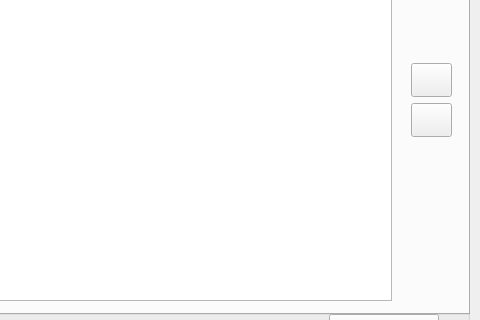
Above: buttermanager/ui/MainWindow.ui from egara/buttermanager before the change; both pictures show x 320 to 800 and y 146 to 466 of the 800 by 800 pixel window. Below: the same form after it.
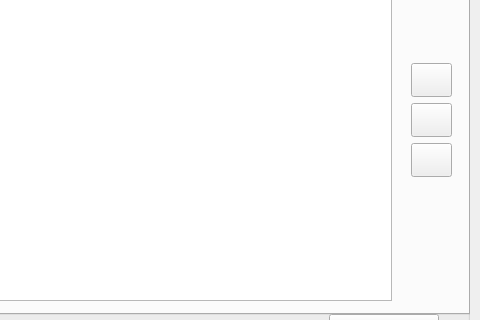
That is the form after the change. The open tabs and pages were chosen to show the change.

Commit message: Adding new button to the GUI to find differences between a snapshot and the current state

```diff
--- a/buttermanager/ui/MainWindow.ui
+++ b/buttermanager/ui/MainWindow.ui
@@ -465,6 +465,22 @@
            <string/>
           </property>
          </widget>
+         <widget class="QPushButton" name="button_diff">
+          <property name="geometry">
+           <rect>
+            <x>720</x>
+            <y>253</y>
+            <width>41</width>
+            <height>34</height>
+           </rect>
+          </property>
+          <property name="toolTip">
+           <string>Find differences between the snapshot selected and the current state</string>
+          </property>
+          <property name="text">
+           <string/>
+          </property>
+         </widget>
         </widget>
         <widget class="QWidget" name="tab">
          <attribute name="title">
```
The commit also changes 2 other files.
